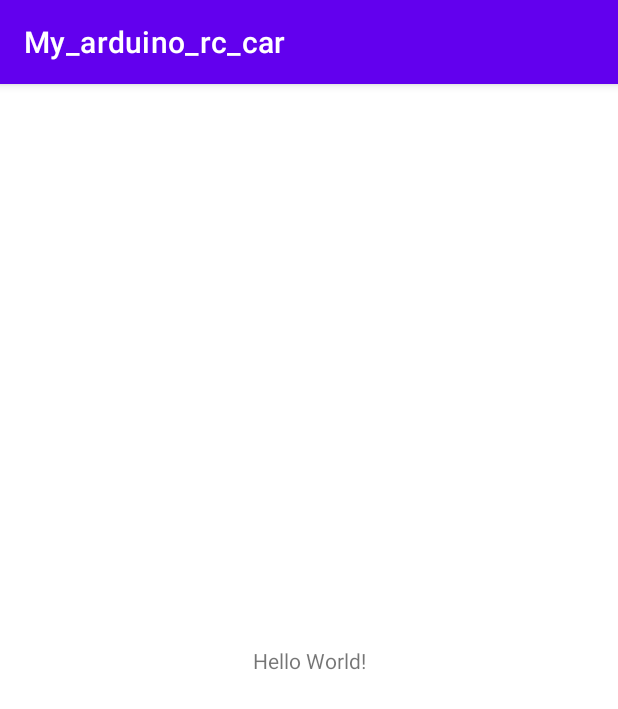
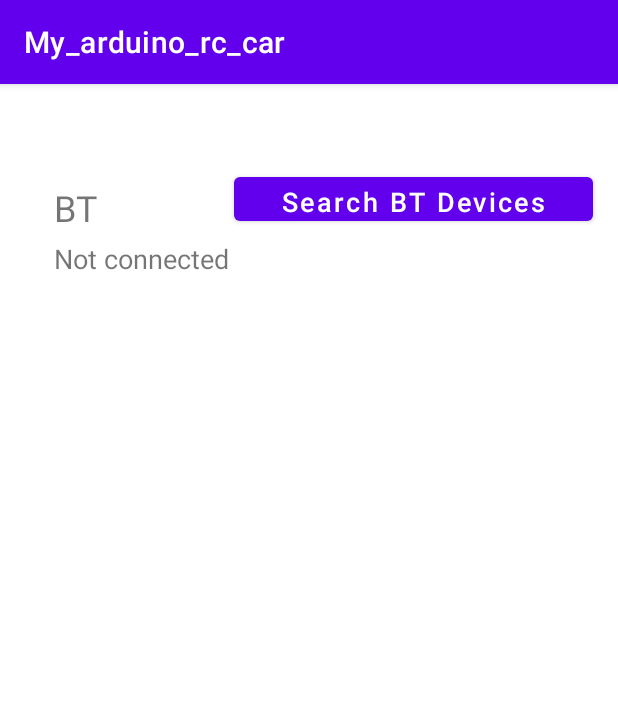
Before and after one commit to slowstarter39a/my_arduino_rc_car, an Android app: the screen it shows after launch (MainActivity), on a phone screen of 412 x 824 dp. Shown: the top 709 px of the screen. Run offline under Robolectric (Android 15) with nearby library versions, the phone set to English and light mode, and no system bars.

Commit message:
implement bt search function

```diff
--- a/app/src/main/AndroidManifest.xml
+++ b/app/src/main/AndroidManifest.xml
@@ -1,6 +1,10 @@
 <?xml version="1.0" encoding="utf-8"?>
 <manifest xmlns:android="http://schemas.android.com/apk/res/android"
     package="com.singpung.my_arduino_rc_car">
+    <uses-permission android:name="android.permission.BLUETOOTH" />
+    <uses-permission android:name="android.permission.BLUETOOTH_ADMIN" />
+    <uses-permission android:name="android.permission.ACCESS_COARSE_LOCATION" />
+    <uses-permission android:name="android.permission.ACCESS_FINE_LOCATION" />
 
     <application
         android:allowBackup="true"
--- a/app/src/main/java/com/singpung/my_arduino_rc_car/MainActivity.java
+++ b/app/src/main/java/com/singpung/my_arduino_rc_car/MainActivity.java
@@ -1,14 +1,141 @@
 package com.singpung.my_arduino_rc_car;
 
+import android.Manifest;
 import androidx.appcompat.app.AppCompatActivity;
+import androidx.core.app.ActivityCompat;
+
+import android.bluetooth.BluetoothAdapter;
+import android.bluetooth.BluetoothDevice;
+import android.bluetooth.BluetoothHeadset;
+
+import android.bluetooth.BluetoothProfile;
+import android.content.BroadcastReceiver;
+import android.content.Context;
+
+import android.content.Intent;
+import android.content.IntentFilter;
+
+import android.widget.Button;
+import android.widget.ListView;
+import android.view.View;
+import android.util.Log;
 
 import android.os.Bundle;
 
+import java.util.List;
+import java.util.ArrayList;
+
 public class MainActivity extends AppCompatActivity {
+
+    BluetoothAdapter bluetoothAdapter;
+    BluetoothHeadset bluetoothHeadset;
+    public final int REQUEST_ENABLE_BT = 1;
+    //private static final String TAG = MainActivity.class.getSimpleName();
+    private static final String TAG = "My_arduino_rc_car";
+    public enum BT_STATUS {NOT_CONNECTED, SEARCHED, CONNECTED};
+    private BT_STATUS bt_status = BT_STATUS.NOT_CONNECTED;
+    private Button buttonBtCtl;
+    private ListView listView ;
 
     @Override
     protected void onCreate(Bundle savedInstanceState) {
         super.onCreate(savedInstanceState);
         setContentView(R.layout.activity_main);
+
+        buttonBtCtl = (Button) findViewById(R.id.button_bt_ctl);
+        listView = (ListView)findViewById(R.id.bt_device_list);
+
+        buttonBtCtl.setOnClickListener(new View.OnClickListener() {
+            @Override
+            public void onClick(View view) {
+                Log.e(TAG, "button clicked");
+
+                bluetoothAdapter = BluetoothAdapter.getDefaultAdapter();
+                if (bluetoothAdapter == null) {
+                    Log.e(TAG, "Device doesn't  support Bluetooth");
+                    return;
+                }
+
+                if (!bluetoothAdapter.isEnabled()) {
+                    Intent enableBtIntent = new Intent(BluetoothAdapter.ACTION_REQUEST_ENABLE);
+                    startActivityForResult(enableBtIntent, REQUEST_ENABLE_BT);
+                }
+
+                doBtDeviceDiscovery();
+
+                // Get permission
+                String[] permission_list = {
+                        Manifest.permission.ACCESS_FINE_LOCATION,
+                        Manifest.permission.ACCESS_COARSE_LOCATION
+                };
+
+                ActivityCompat.requestPermissions(MainActivity.this, permission_list,  1);
+            }
+        });
+
+        IntentFilter filter = new IntentFilter();
+        filter.addAction(BluetoothDevice.ACTION_FOUND);
+        filter.addAction(BluetoothAdapter.ACTION_DISCOVERY_STARTED);
+        filter.addAction(BluetoothAdapter.ACTION_DISCOVERY_FINISHED);
+        registerReceiver(receiver, filter);
     }
+
+    @Override
+    protected void onActivityResult(int requestCode, int resultCode, Intent data) {
+        Log.e(TAG, "onActivityResult, requestCode = " + requestCode + ", resultCode = " + resultCode);
+    }
+
+    private final BroadcastReceiver receiver = new BroadcastReceiver() {
+        List<BluetoothDevice> btDevices = new ArrayList<BluetoothDevice>();
+        public void onReceive(Context context, Intent intent) {
+            String action = intent.getAction();
+
+            if (BluetoothDevice.ACTION_FOUND.equals(action)) {
+                BluetoothDevice device = intent.getParcelableExtra(BluetoothDevice.EXTRA_DEVICE);
+                String deviceName = device.getName();
+                String deviceHardwareAddress = device.getAddress();
+
+                if (!isBtDeviceInList(device)) {
+                    btDevices.add(device);
+                    Log.e(TAG, "deviceName = " + deviceName + ", deviceHardwareAddress = " + deviceHardwareAddress);
+                }
+            }
+            else if(BluetoothAdapter.ACTION_DISCOVERY_STARTED.equals(action)) {
+                Log.e(TAG, "ACTION_DISCOVERY_STARTED intent received");
+            }
+            else if (BluetoothAdapter.ACTION_DISCOVERY_FINISHED.equals(action)) {
+                Log.e(TAG, "ACTION_DISCOVERY_FINISHED intent received");
+            }
+            else {
+            }
+        }
+        private boolean isBtDeviceInList(BluetoothDevice btDev) {
+            int size = btDevices.size();
+            for (int i = 0; i < size; i++) {
+                if (btDevices.get(i).equals(btDev)) {
+                    return true;
+                }
+            }
+            return false;
+        }
+    };
+
+    private void doBtDeviceDiscovery() {
+        if (bluetoothAdapter.isDiscovering()) {
+            bluetoothAdapter.cancelDiscovery();
+        }
+        bluetoothAdapter.startDiscovery();
+    }
+
+    @Override
+    protected void onDestroy() {
+        super.onDestroy();
+
+        unregisterReceiver(receiver);
+    }
+
+
+
+
+
 }
--- a/app/src/main/res/layout/activity_main.xml
+++ b/app/src/main/res/layout/activity_main.xml
@@ -7,12 +7,48 @@
     tools:context=".MainActivity">
 
     <TextView
-        android:layout_width="wrap_content"
-        android:layout_height="wrap_content"
-        android:text="Hello World!"
+        android:id="@+id/textView2"
+        android:layout_width="47dp"
+        android:layout_height="26dp"
+        android:layout_marginStart="36dp"
+        android:text="@string/bt"
+        android:textSize="24sp"
         app:layout_constraintBottom_toBottomOf="parent"
-        app:layout_constraintLeft_toLeftOf="parent"
         app:layout_constraintRight_toRightOf="parent"
+        app:layout_constraintStart_toStartOf="parent"
+        app:layout_constraintTop_toTopOf="parent"
+        app:layout_constraintVertical_bias="0.089" />
+
+    <TextView
+        android:id="@+id/status"
+        android:layout_width="362dp"
+        android:layout_height="27dp"
+        android:layout_marginStart="36dp"
+        android:layout_marginTop="104dp"
+        android:text="@string/status"
+        android:textSize="18sp"
+        app:layout_constraintStart_toStartOf="parent"
+        app:layout_constraintTop_toTopOf="parent" />
+
+    <Button
+        android:id="@+id/button_bt_ctl"
+        android:layout_width="239dp"
+        android:layout_height="41dp"
+        android:layout_marginStart="156dp"
+        android:layout_marginTop="56dp"
+        android:text="@string/button_bt_ctl"
+        android:textAllCaps="false"
+        android:textSize="18sp"
+        app:layout_constraintStart_toStartOf="parent"
+        app:layout_constraintTop_toTopOf="parent" />
+
+    <ListView
+        android:id="@+id/bt_device_list"
+        android:layout_width="346dp"
+        android:layout_height="202dp"
+        android:layout_marginStart="36dp"
+        android:layout_marginTop="157dp"
+        app:layout_constraintStart_toStartOf="parent"
         app:layout_constraintTop_toTopOf="parent" />
 
 </androidx.constraintlayout.widget.ConstraintLayout>
--- a/app/src/main/res/values/strings.xml
+++ b/app/src/main/res/values/strings.xml
@@ -1,3 +1,6 @@
 <resources>
     <string name="app_name">My_arduino_rc_car</string>
+    <string name="bt">BT Connection information </string>
+    <string name="status">Not connected</string>
+    <string name="button_bt_ctl">Search BT Devices</string>
 </resources>
```
